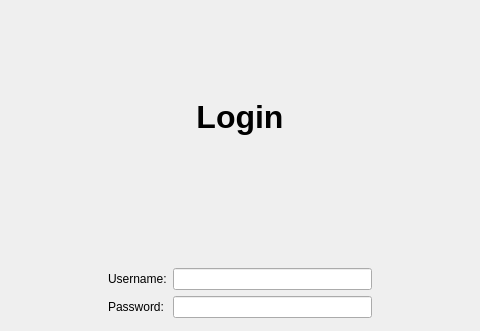
Above: Maintendance/logindialog.ui from markhan101/Maintendance before the change; both pictures show x 167 to 647 and y 0 to 331 of the 814 by 518 pixel window. Below: the same form after it.
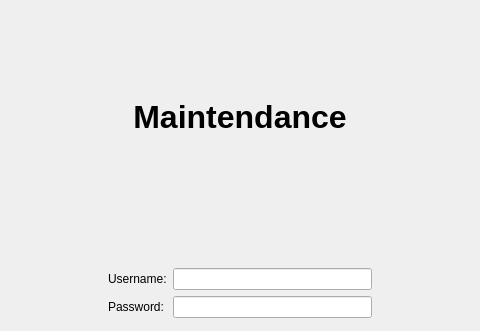
That is the form after the change.

Diff of the .ui file:
```diff
--- a/Maintendance/logindialog.ui
+++ b/Maintendance/logindialog.ui
@@ -22,7 +22,7 @@
         </font>
        </property>
        <property name="text">
-        <string>Login</string>
+        <string>Maintendance</string>
        </property>
        <property name="alignment">
         <set>Qt::AlignmentFlag::AlignCenter</set>
```
